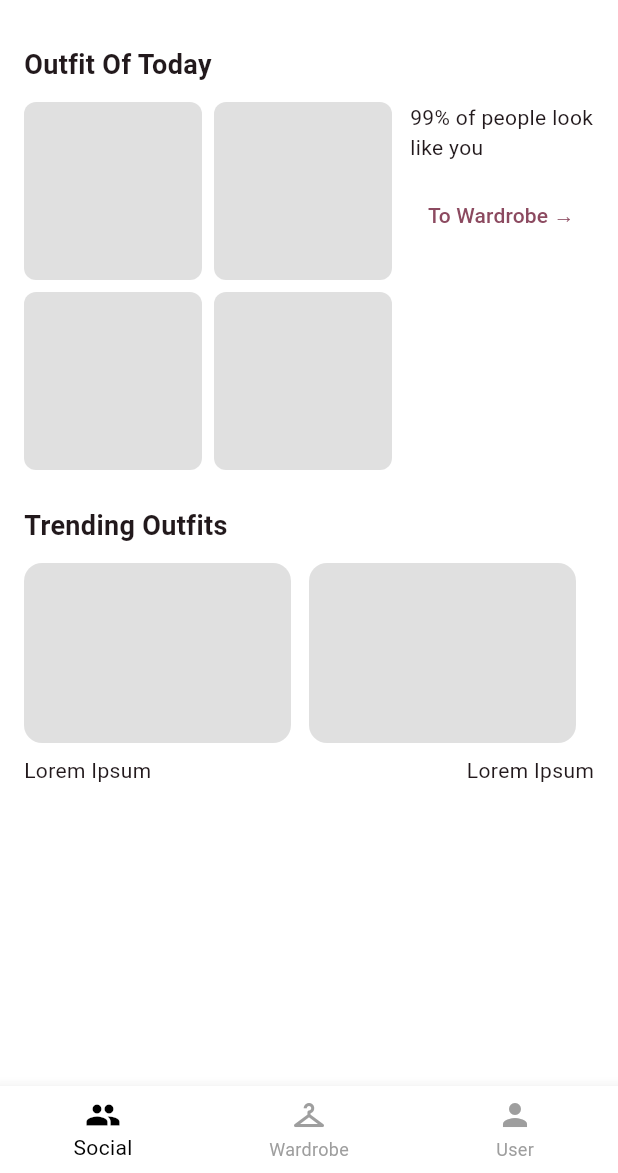
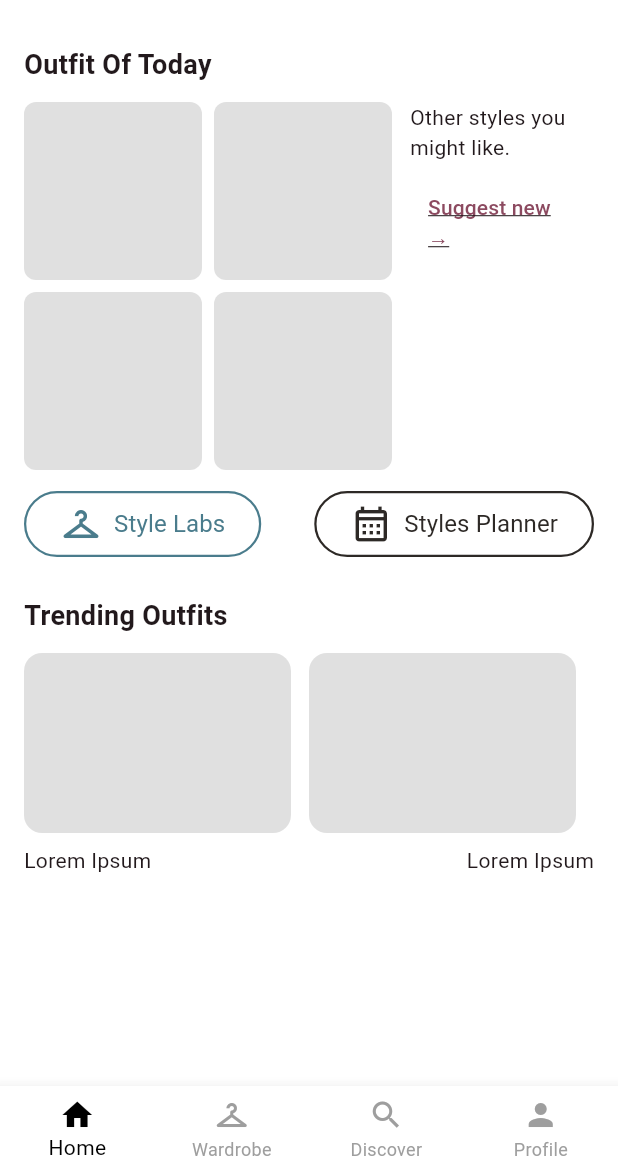
Before and after one commit to 6610685254/style-inspo, a Flutter app: the screen it shows after launch, on a phone screen of 412 x 824 dp, the part 63-1236 px from its top. Run offline on Flutter 3.47's test engine with Material 3 defaults, Android fonts, the phone set to English and light mode, and no system bars; our stand-ins replace cloud_firestore, firebase_core; accounts and stored records are empty.

Commit message:
Edit Home screen

```diff
--- /dev/null
+++ b/lib/asset/style_button.dart
@@ -0,0 +1,57 @@
+import 'package:flutter/material.dart';
+
+class StyleButton extends StatelessWidget {
+  final String label;
+  final IconData icon;
+  final Color color;
+  final VoidCallback onPressed;
+
+  const StyleButton({
+    super.key,
+    required this.label,
+    required this.icon,
+    required this.color,
+    required this.onPressed,
+  });
+
+  @override
+  Widget build(BuildContext context) {
+    return OutlinedButton.icon(
+      onPressed: onPressed,
+      icon: Icon(icon, size: 28, color: color),
+      label: Text(
+        label,
+        style: TextStyle(
+          color: color,
+          fontSize: 16,
+          fontWeight: FontWeight.w400, // Use your app's specific font here
+        ),
+      ),
+      style: OutlinedButton.styleFrom(
+        padding: const EdgeInsets.symmetric(horizontal: 24, vertical: 8),
+        side: BorderSide(color: color, width: 1.5),
+        shape: const StadiumBorder(), // Gives that perfect pill shape
+        backgroundColor: Colors.transparent,
+        elevation: 0,
+      ),
+    );
+  }
+}
+
+// --- Implementation Example ---
+
+// For "Style Labs" (Blue)
+// StyleButton(
+//   label: 'Style Labs',
+//   icon: Icons.checkroom_outlined,
+//   color: const Color(0xFF4A7C8C),
+//   onPressed: () => Navigator.pushNamed(context, '/style-labs'),
+// )
+
+// For "Styles Planner" (Dark Brown/Black)
+// StyleButton(
+//   label: 'Styles Planner',
+//   icon: Icons.calendar_month_outlined,
+//   color: const Color(0xFF2D2926),
+//   onPressed: () => Navigator.pushNamed(context, '/planner'),
+// )
--- a/lib/core/widgets/bottom_nav.dart
+++ b/lib/core/widgets/bottom_nav.dart
@@ -7,12 +7,15 @@ class AppBottomNav extends StatelessWidget {
   void _onTap(BuildContext context, int index) {
     switch (index) {
       case 0:
-        Navigator.pushReplacementNamed(context, '/social');
+        Navigator.pushReplacementNamed(context, '/');
         break;
       case 1:
         Navigator.pushReplacementNamed(context, '/wardrobe');
         break;
       case 2:
+        Navigator.pushReplacementNamed(context, '/discover');
+        break;
+      case 3:
         Navigator.pushReplacementNamed(context, '/profile');
         break;
     }
@@ -31,9 +34,10 @@ class AppBottomNav extends StatelessWidget {
       type: BottomNavigationBarType.fixed,
 
       items: const [
-        BottomNavigationBarItem(icon: Icon(Icons.people), label: 'Social'),
+        BottomNavigationBarItem(icon: Icon(Icons.home), label: 'Home'),
         BottomNavigationBarItem(icon: Icon(Icons.checkroom), label: 'Wardrobe'),
-        BottomNavigationBarItem(icon: Icon(Icons.person), label: 'User'),
+        BottomNavigationBarItem(icon: Icon(Icons.search), label: 'Discover'),
+        BottomNavigationBarItem(icon: Icon(Icons.person), label: 'Profile'),
       ],
     );
   }
--- a/lib/features/social/social_screen.dart
+++ b/lib/features/discover/discover_screen.dart
@@ -2,14 +2,14 @@ import 'package:flutter/material.dart';
 import '../../core/widgets/bottom_nav.dart';
 import '../home/ootd_menu.dart';
 
-class SocialScreen extends StatelessWidget {
-  const SocialScreen({super.key});
+class DiscoverScreen extends StatelessWidget {
+  const DiscoverScreen({super.key});
 
   @override
   Widget build(BuildContext context) {
     return Scaffold(
       appBar: AppBar(
-        title: const Text('Social'),
+        title: const Text('Discover'),
         actions: [
           Builder(
             builder: (context) => IconButton(
@@ -33,7 +33,7 @@ class SocialScreen extends StatelessWidget {
         ],
       ),
 
-      bottomNavigationBar: const AppBottomNav(current: 0),
+      bottomNavigationBar: const AppBottomNav(current: 2),
     );
   }
 }
--- a/lib/features/home/home_screen.dart
+++ b/lib/features/home/home_screen.dart
@@ -1,6 +1,7 @@
 import 'package:flutter/material.dart';
 import '../../core/widgets/bottom_nav.dart';
 import 'ootd_menu.dart';
+import '../../asset/style_button.dart';
 
 class HomeScreen extends StatelessWidget {
   const HomeScreen({super.key});
@@ -9,7 +10,7 @@ class HomeScreen extends StatelessWidget {
   Widget build(BuildContext context) {
     return Scaffold(
       appBar: AppBar(
-         automaticallyImplyLeading: false,
+        automaticallyImplyLeading: false,
         title: const Text('OOTD'),
         actions: [
           Builder(
@@ -64,7 +65,7 @@ class HomeScreen extends StatelessWidget {
                     crossAxisAlignment: CrossAxisAlignment.start,
                     children: [
                       const Text(
-                        '99% of people look like you',
+                        'Other styles you might like.',
                         style: TextStyle(fontSize: 14),
                       ),
                       const SizedBox(height: 12),
@@ -72,10 +73,35 @@ class HomeScreen extends StatelessWidget {
                         onPressed: () {
                           Navigator.pushNamed(context, '/wardrobe');
                         },
-                        child: const Text('To Wardrobe →'),
+                        child: const Text(
+                          'Suggest new →',
+                          style: TextStyle(
+                            decoration: TextDecoration.underline,
+                          ),
+                        ),
                       ),
                     ],
                   ),
+                ),
+              ],
+            ),
+
+            const SizedBox(height: 12),
+            Row(
+              children: [
+                StyleButton(
+                  label: 'Style Labs',
+                  icon: Icons.checkroom_outlined,
+                  color: Color(0xFF4A7C8C),
+                  onPressed: () => Navigator.pushNamed(context, '/wardrobe'),
+                ),
+
+                const Spacer(),
+                StyleButton(
+                  label: 'Styles Planner',
+                  icon: Icons.calendar_month_outlined,
+                  color: const Color(0xFF2D2926),
+                  onPressed: () => Navigator.pushNamed(context, '/planner'),
                 ),
               ],
             ),
--- a/lib/features/home/ootd_menu.dart
+++ b/lib/features/home/ootd_menu.dart
@@ -22,14 +22,6 @@ class OotdMenu extends StatelessWidget {
             const Divider(),
 
             ListTile(
-              title: const Text('OOTD'),
-              onTap: () {
-                Navigator.pop(context);
-                Navigator.pushNamed(context, '/');
-              },
-            ),
-
-            ListTile(
               title: const Text('Settings'),
               onTap: () {
                 Navigator.pop(context);
--- a/lib/features/profile/profile_screen.dart
+++ b/lib/features/profile/profile_screen.dart
@@ -26,7 +26,7 @@ class ProfileScreen extends StatelessWidget {
 
       body: const Center(child: Text('User profile')),
 
-      bottomNavigationBar: const AppBottomNav(current: 2),
+      bottomNavigationBar: const AppBottomNav(current: 3),
     );
   }
 }
--- a/lib/routes/app_router.dart
+++ b/lib/routes/app_router.dart
@@ -1,9 +1,9 @@
 import 'package:flutter/material.dart';
 
 import '../features/home/home_screen.dart';
-import '../features/social/social_screen.dart';
-import '../features/social/posts_screen.dart';
-import '../features/social/posting_screen.dart';
+import '../features/discover/discover_screen.dart';
+import '../features/discover/posts_screen.dart';
+import '../features/discover/posting_screen.dart';
 import '../features/wardrobe/wardrobe_screen.dart';
 import '../features/wardrobe/add_wardrobe_screen.dart';
 import '../features/wardrobe/take_photo_screen.dart';
@@ -18,7 +18,7 @@ import '../features/settings/about_screen.dart';
 class AppRouter {
   static Map<String, WidgetBuilder> routes = {
     '/': (_) => const HomeScreen(),
-    '/social': (_) => const SocialScreen(),
+    '/discover': (_) => const DiscoverScreen(),
     '/posts': (_) => const PostsScreen(),
     '/posting': (_) => const PostingScreen(),
     '/wardrobe': (_) => const WardrobeScreen(),
```
Also changed, not shown: lib/features/discover/posting_screen.dart (renamed from lib/features/social/posting_screen.dart), lib/features/discover/posts_screen.dart (renamed from lib/features/social/posts_screen.dart).
